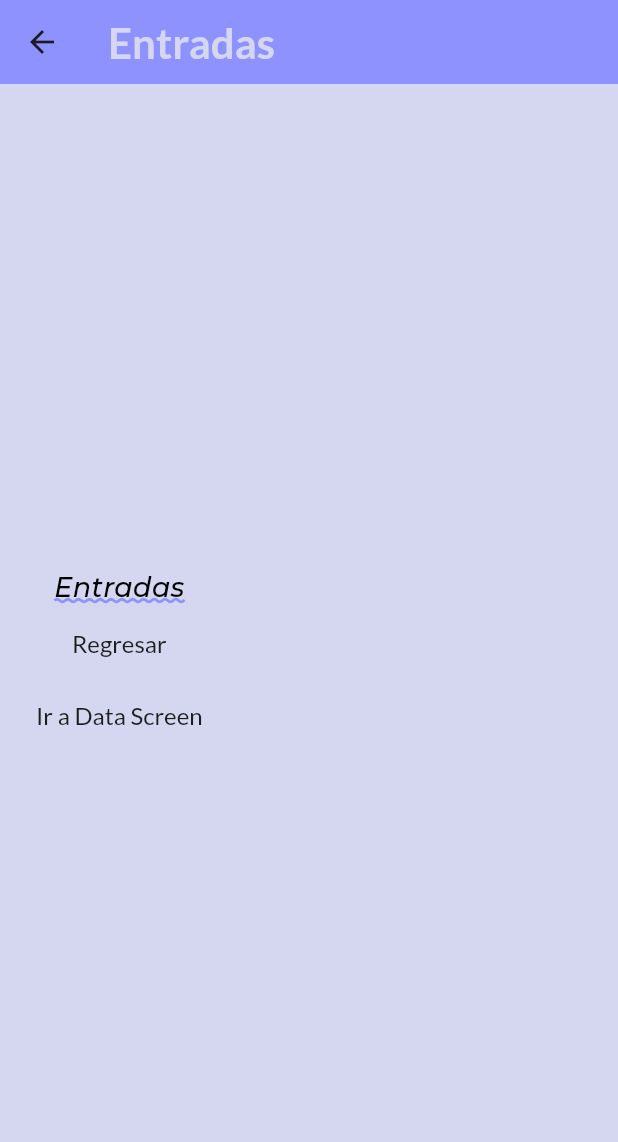
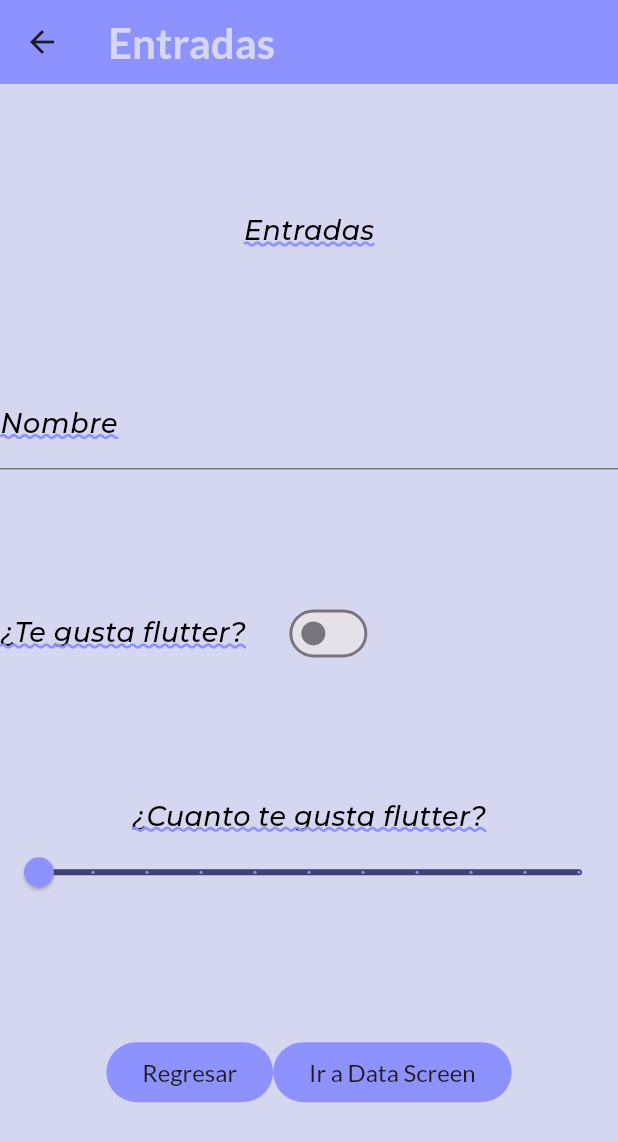
Before and after one commit to DANYDEG/componentes_flutter, a Flutter app: the InputsScreen screen opened directly, on a phone screen of 412 x 824 dp. Shown: the top 1142 px of the screen. Run offline on Flutter 3.47's test engine with Material 3 defaults, Android fonts, the phone set to English and light mode, and no system bars; our stand-ins replace google_fonts.

Commit message:
Adding Switch and Slider into InputsScreen

```diff
--- a/lib/screens/inputs_screen.dart
+++ b/lib/screens/inputs_screen.dart
@@ -9,39 +9,108 @@ class InputsScreen extends StatefulWidget {
 }
 
 class _InputsScreenState extends State<InputsScreen> {
+  bool valueSwitch = false;
+  double valueSlider = 0.0;
   @override
   Widget build(BuildContext context) {
     return Scaffold(
-      appBar: AppBar(title: const Text('Entradas'),),
+      appBar: AppBar(
+        title: const Text('Entradas'),
+      ),
       body: Column(
-      mainAxisAlignment: MainAxisAlignment.center,
-      children: [
-          Text('Entradas',
+        mainAxisAlignment: MainAxisAlignment.spaceEvenly,
+        children: [
+          Text(
+            'Entradas',
             style: AppTheme.lightTheme.textTheme.headlineLarge,
           ),
-           const Column(
+          entradaTexto(),
+          entradaSwitch(),
+          entradaSlider(),
+          const Row(
             mainAxisAlignment: MainAxisAlignment.center,
-
-
             children: [
               ElevatedButton(
                 onPressed: null,
-                child: Text('Regresar',
+                child: Text(
+                  'Regresar',
                 ),
               ),
-
               ElevatedButton(
                 onPressed: null,
-                child: Text('Ir a Data Screen',
-
+                child: Text(
+                  'Ir a Data Screen',
                 ),
               ),
             ],
+          ),
+        ],
+      ),
+    );
+  }
+
+  TextField entradaTexto() {
+    return TextField(
+          style: AppTheme.lightTheme.textTheme.headlineMedium,
+          decoration: InputDecoration(
+            border: const UnderlineInputBorder(),
+            labelText: 'Nombre',
+            labelStyle: AppTheme.lightTheme.textTheme.headlineLarge,
+          ),
+        );
+  }
+
+  Row entradaSwitch(){
+    return Row(
+      children: <Widget>[
+        Text(
+          '¿Te gusta flutter?',
+          style: AppTheme.lightTheme.textTheme.headlineLarge,
+        ),
+        const SizedBox(
+          width: 25.0,
+        ),
+        Switch(
+          value: valueSwitch,
+          onChanged: (value){
+            setState(() {
+            valueSwitch = value;
+            print('Estado Switch: $valueSwitch');
+            });
+          },
+        )
+      ],
+    );
+  }
+
+  Column entradaSlider(){
+    return Column(
+      children: [
+        Text('¿Cuanto te gusta flutter?',
+        style: AppTheme.lightTheme.textTheme.headlineLarge
+        ),
+        Slider(
+        min: 0.0,
+        max:10.0,
+        value: valueSlider,
+
+        activeColor: AppTheme.mainColor,
+        inactiveColor: AppTheme.accentColor,
+        thumbColor: AppTheme.mainColor,
+        divisions: 10,
+        label: '${valueSlider.round()}',
 
 
-          ),
+
+        onChanged: (value){
+          setState(() {
+            valueSlider = value;
+            print('Valor Sider: $valueSlider');
+          });
+        }
+        )
       ],
-    ),
     );
   }
+
 }
--- a/lib/theme/app_theme.dart
+++ b/lib/theme/app_theme.dart
@@ -30,7 +30,7 @@ class AppTheme {
           elevatedButtonTheme: ElevatedButtonThemeData(
             style: ButtonStyle(
               backgroundColor: MaterialStateProperty.all(
-                backColor
+                mainColor
               ),
               foregroundColor: MaterialStateProperty.all(
                 bk
@@ -56,6 +56,14 @@ class AppTheme {
               fontStyle: FontStyle.italic,
             ),
 
+            headlineMedium: GoogleFonts.montserrat(
+              color: Colors.black,
+              fontSize: 18.0,
+              fontWeight: FontWeight.w500,
+              decorationStyle: TextDecorationStyle.wavy,
+              decorationThickness: 1.5,
+            ),
+
             bodySmall: GoogleFonts.montserrat(
               color: accentColor,
               fontSize: 16.5,
```
